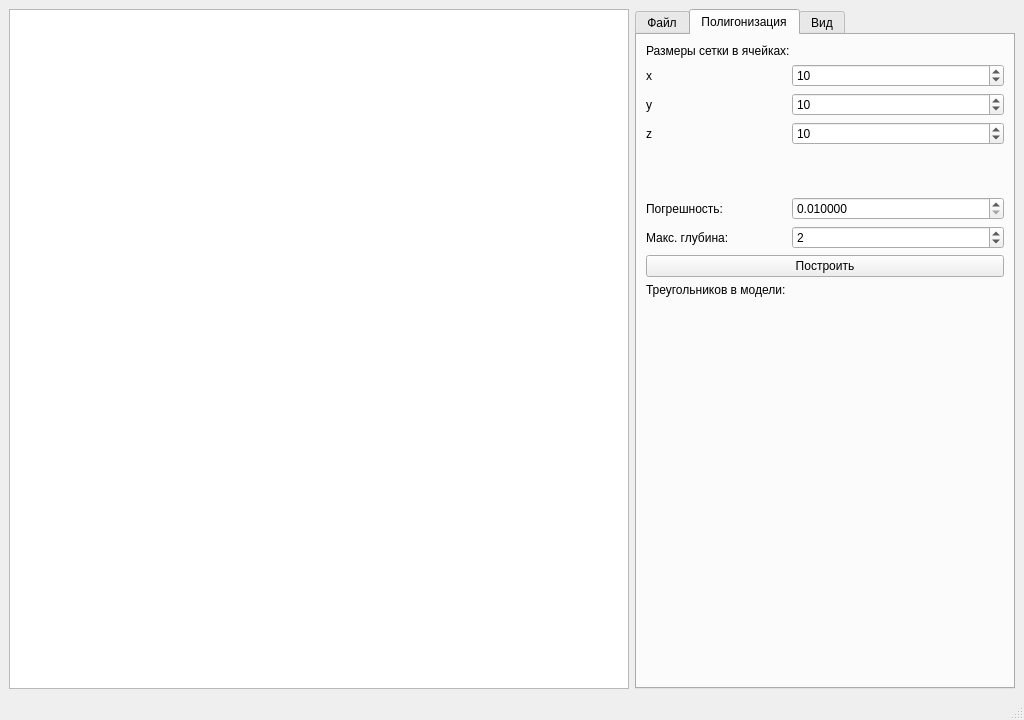
The window that mainwindow.ui (maxhha/bmstu-iu7-cg-cp) describes before a commit, drawn with Qt 5.
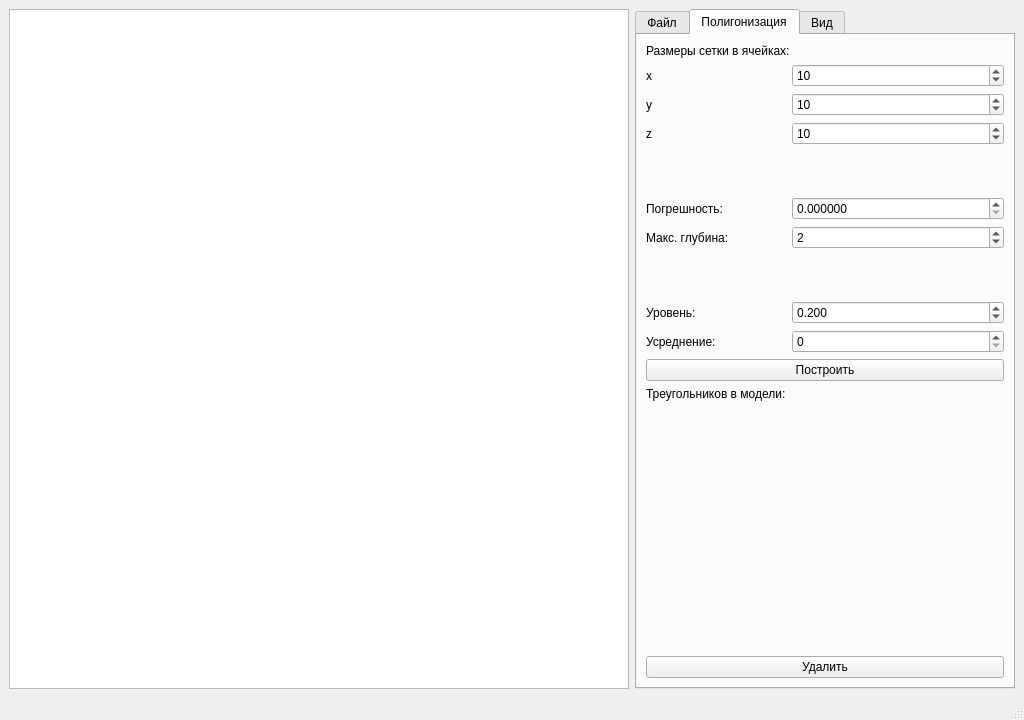
The same window after the commit.

Patch:
```diff
--- a/mainwindow.ui
+++ b/mainwindow.ui
@@ -310,7 +310,7 @@
            <number>6</number>
           </property>
           <property name="minimum">
-           <double>0.010000000000000</double>
+           <double>0.000000000000000</double>
           </property>
           <property name="maximum">
            <double>10000.000000000000000</double>
@@ -337,14 +337,14 @@
           </property>
          </widget>
         </item>
-        <item row="7" column="0" colspan="2">
+        <item row="10" column="0" colspan="2">
          <widget class="QPushButton" name="buttonPolygonize">
           <property name="text">
            <string>Построить</string>
           </property>
          </widget>
         </item>
-        <item row="9" column="0" colspan="2">
+        <item row="13" column="0" colspan="2">
          <spacer name="verticalSpacer_4">
           <property name="orientation">
            <enum>Qt::Vertical</enum>
@@ -357,20 +357,79 @@
           </property>
          </spacer>
         </item>
-        <item row="8" column="0">
+        <item row="11" column="0">
          <widget class="QLabel" name="label_25">
           <property name="text">
            <string>Треугольников в модели:</string>
           </property>
          </widget>
         </item>
-        <item row="8" column="1">
+        <item row="11" column="1">
          <widget class="QLabel" name="labelTriangles">
           <property name="text">
            <string/>
           </property>
          </widget>
         </item>
+        <item row="8" column="0">
+         <widget class="QLabel" name="label_26">
+          <property name="text">
+           <string>Уровень:</string>
+          </property>
+         </widget>
+        </item>
+        <item row="8" column="1">
+         <widget class="QDoubleSpinBox" name="inputOffset">
+          <property name="decimals">
+           <number>3</number>
+          </property>
+          <property name="maximum">
+           <double>1.000000000000000</double>
+          </property>
+          <property name="singleStep">
+           <double>0.010000000000000</double>
+          </property>
+          <property name="stepType">
+           <enum>QAbstractSpinBox::AdaptiveDecimalStepType</enum>
+          </property>
+          <property name="value">
+           <double>0.200000000000000</double>
+          </property>
+         </widget>
+        </item>
+        <item row="7" column="0" colspan="2">
+         <spacer name="verticalSpacer_7">
+          <property name="orientation">
+           <enum>Qt::Vertical</enum>
+          </property>
+          <property name="sizeType">
+           <enum>QSizePolicy::Fixed</enum>
+          </property>
+          <property name="sizeHint" stdset="0">
+           <size>
+            <width>20</width>
+            <height>40</height>
+           </size>
+          </property>
+         </spacer>
+        </item>
+        <item row="14" column="0" colspan="2">
+         <widget class="QPushButton" name="buttonRemoveMesh">
+          <property name="text">
+           <string>Удалить</string>
+          </property>
+         </widget>
+        </item>
+        <item row="9" column="0">
+         <widget class="QLabel" name="label_27">
+          <property name="text">
+           <string>Усреднение:</string>
+          </property>
+         </widget>
+        </item>
+        <item row="9" column="1">
+         <widget class="QSpinBox" name="inputAverage"/>
+        </item>
        </layout>
       </widget>
       <widget class="QWidget" name="view">
```
Left out of the diff: 4 changed lines with no effect on the pictures.
